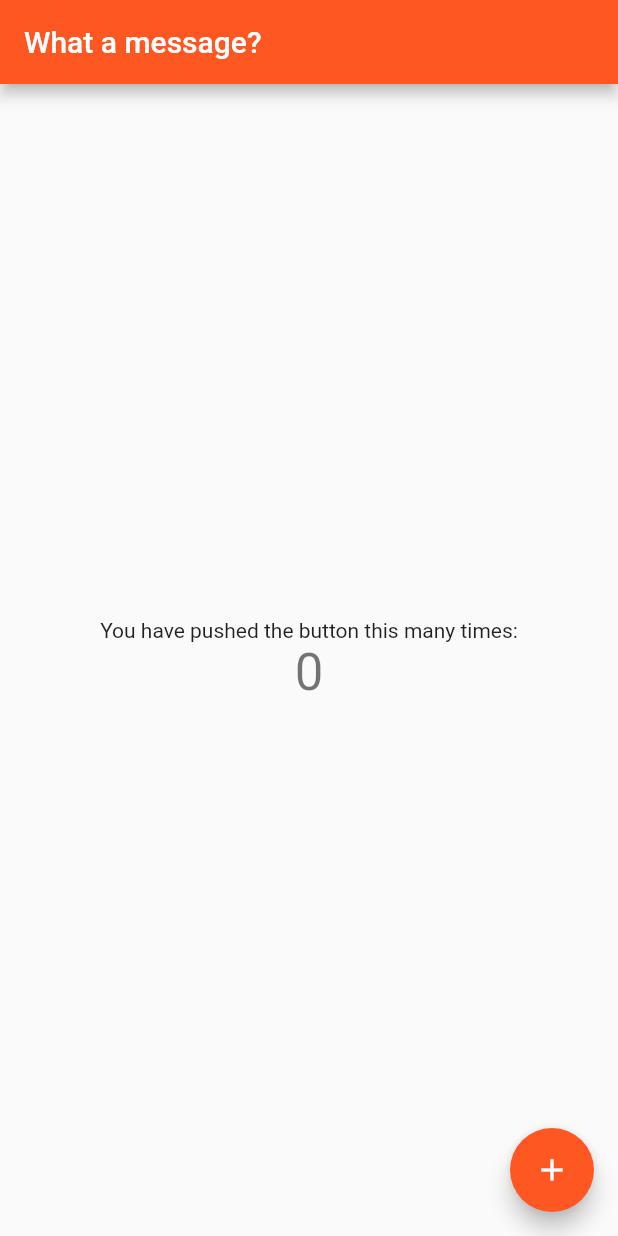
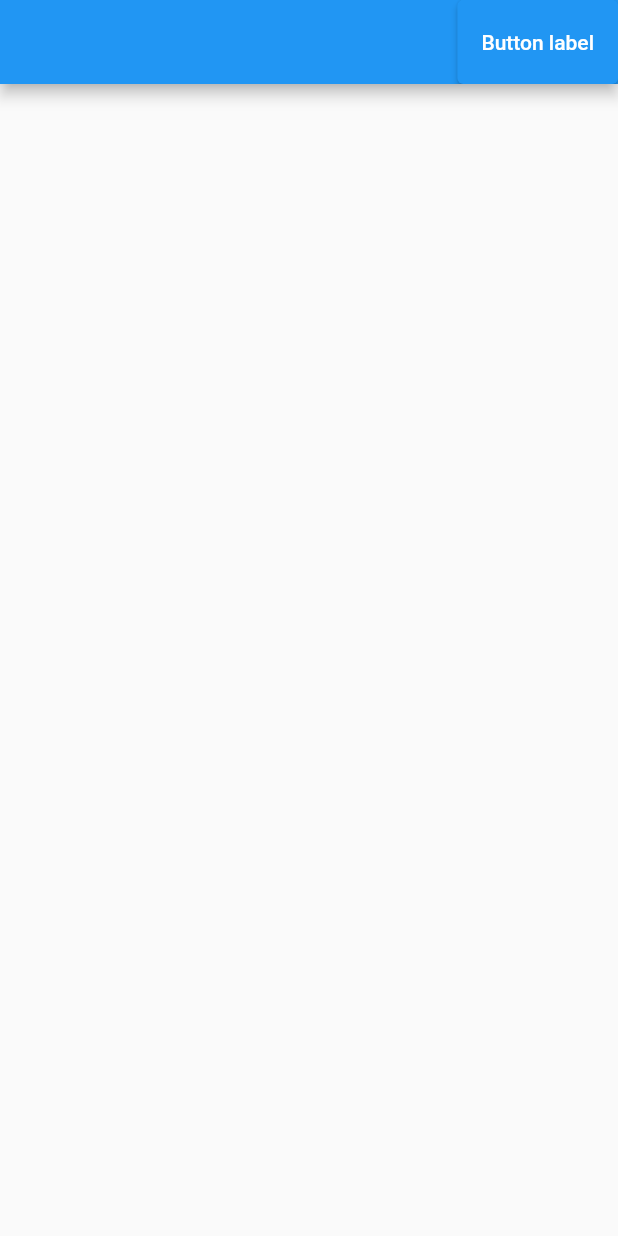
Before and after one commit to gkpiccoli/messages, a Flutter app: the screen it shows after launch, on a phone screen of 412 x 824 dp. Run offline on Flutter 3.47's test engine with Material 2 defaults, Android fonts, the phone set to English and light mode, and no system bars; missing offline and left inert: dart:html.

Commit message:
update-main.dart

```diff
--- a/lib/main.dart
+++ b/lib/main.dart
@@ -1,69 +1,17 @@
+import 'dart:html';
+
 import 'package:flutter/material.dart';
 
-void main() {
-  runApp(const MyApp());
-}
+main() => runApp(MsgApp());
 
-class MyApp extends StatelessWidget {
-  const MyApp({super.key});
-
+class MsgApp extends StatelessWidget {
   @override
   Widget build(BuildContext context) {
     return MaterialApp(
-      debugShowCheckedModeBanner: false,
-      title: 'Messages App - What u are meaning',
-      theme: ThemeData(
-        primarySwatch: Colors.deepOrange,
-      ),
-      home: const MyHomePage(title: 'What a message?'),
+      home: Scaffold(appBar: AppBar(actions: [ElevatedButton(
+        child: const Text('Button label'),
+        onPressed: () {},
+      )],)),
     );
   }
 }
-
-class MyHomePage extends StatefulWidget {
-  const MyHomePage({super.key, required this.title});
-
-
-  final String title;
-
-  @override
-  State<MyHomePage> createState() => _MyHomePageState();
-}
-
-class _MyHomePageState extends State<MyHomePage> {
-  int _counter = 0;
-
-  void _incrementCounter() {
-    setState(() {
-      _counter++;
-    });
-  }
-
-  @override
-  Widget build(BuildContext context) {
-    return Scaffold(
-      appBar: AppBar(
-        title: Text(widget.title),
-      ),
-      body: Center(
-        child: Column(
-          mainAxisAlignment: MainAxisAlignment.center,
-          children: <Widget>[
-            const Text(
-              'You have pushed the button this many times:',
-            ),
-            Text(
-              '$_counter',
-              style: Theme.of(context).textTheme.headline4,
-            ),
-          ],
-        ),
-      ),
-      floatingActionButton: FloatingActionButton(
-        onPressed: _incrementCounter,
-        tooltip: 'Increment',
-        child: const Icon(Icons.add),
-      ),
-    );
-  }
-}
```
Also changed, not shown: 1 other file.
